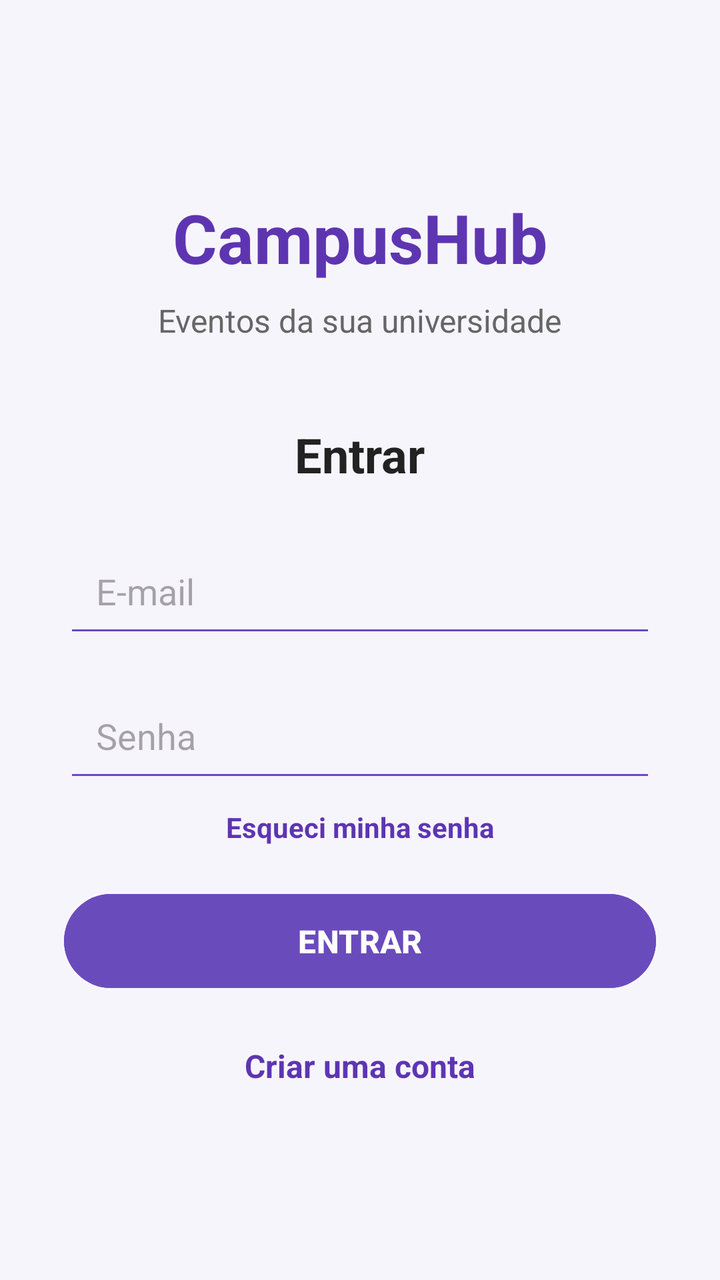
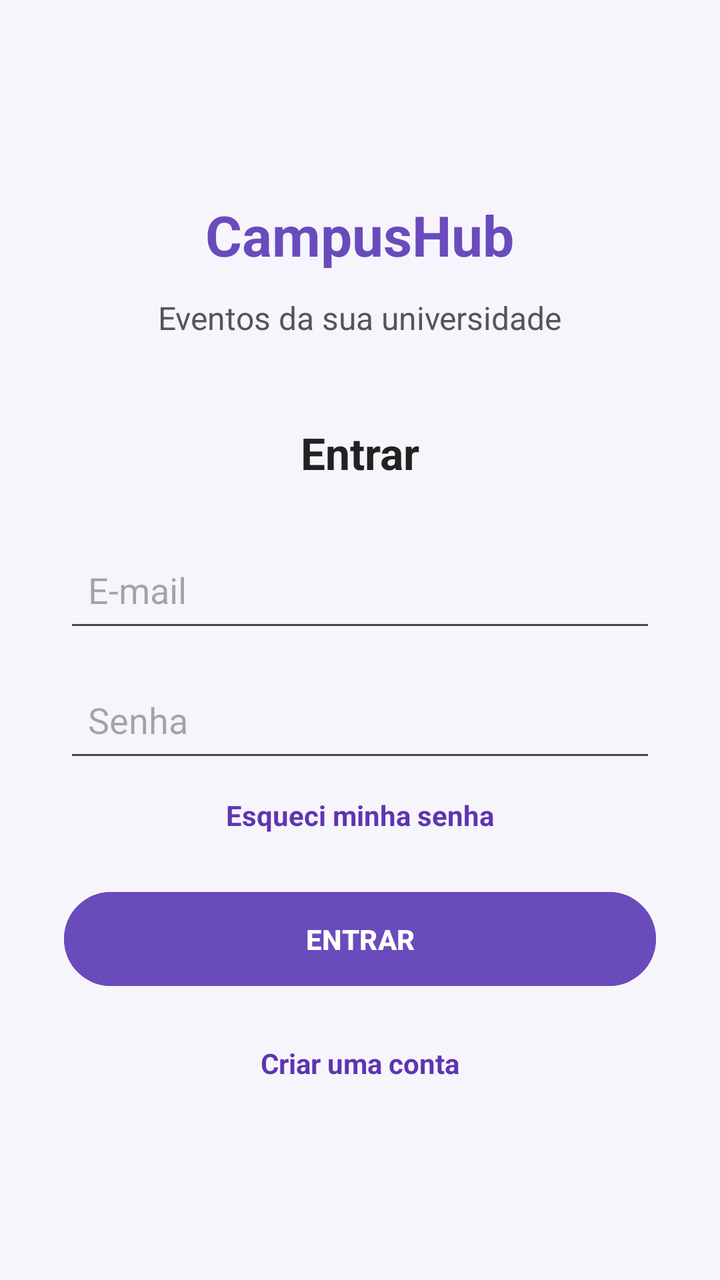

Screens rendered from an Android XML layout before and after an edit, with the pre-edit source and the edit as a unified diff.
<!-- AndroidManifest.xml: application theme Theme.LoginFirebase -->
<!-- res/layout/activity_main.xml -->
<?xml version="1.0" encoding="utf-8"?>
<LinearLayout xmlns:android="http://schemas.android.com/apk/res/android"
    android:layout_width="match_parent"
    android:layout_height="match_parent"
    android:orientation="vertical"
    android:gravity="center"
    android:padding="32dp"
    android:background="#F7F5FC">

    <TextView
        android:layout_width="wrap_content"
        android:layout_height="wrap_content"
        android:text="CampusHub"
        android:textSize="34sp"
        android:textStyle="bold"
        android:textColor="#5E35B1"
        android:layout_marginBottom="8dp" />

    <TextView
        android:layout_width="wrap_content"
        android:layout_height="wrap_content"
        android:text="Eventos da sua universidade"
        android:textSize="16sp"
        android:textColor="#666666"
        android:layout_marginBottom="40dp" />

    <TextView
        android:layout_width="wrap_content"
        android:layout_height="wrap_content"
        android:text="Entrar"
        android:textSize="24sp"
        android:textStyle="bold"
        android:textColor="#222222"
        android:layout_marginBottom="24dp" />

    <EditText
        android:id="@+id/edtEmail"
        android:layout_width="match_parent"
        android:layout_height="wrap_content"
        android:hint="E-mail"
        android:inputType="textEmailAddress"
        android:padding="16dp"
        android:backgroundTint="#6A4BBC"
        android:layout_marginBottom="16dp" />

    <EditText
        android:id="@+id/edtSenha"
        android:layout_width="match_parent"
        android:layout_height="wrap_content"
        android:hint="Senha"
        android:inputType="textPassword"
        android:padding="16dp"
        android:backgroundTint="#6A4BBC"
        android:layout_marginBottom="8dp" />

    <TextView
        android:id="@+id/txtEsqueciSenha"
        android:layout_width="wrap_content"
        android:layout_height="wrap_content"
        android:text="Esqueci minha senha"
        android:textSize="14sp"
        android:textStyle="bold"
        android:textColor="#5E35B1"
        android:layout_marginBottom="20dp"
        android:clickable="true"
        android:focusable="true" />

    <Button
        android:id="@+id/btnEntrar"
        android:layout_width="match_parent"
        android:layout_height="55dp"
        android:text="ENTRAR"
        android:textSize="16sp"
        android:textStyle="bold"
        android:textColor="#FFFFFF"
        android:backgroundTint="#6A4BBC" />

    <TextView
        android:id="@+id/txtCadastro"
        android:layout_width="wrap_content"
        android:layout_height="wrap_content"
        android:text="Criar uma conta"
        android:textSize="16sp"
        android:textStyle="bold"
        android:textColor="#5E35B1"
        android:layout_marginTop="24dp"
        android:clickable="true"
        android:focusable="true" />

</LinearLayout>
<!-- resources referenced by this layout -->
<resources>
  <style name="Theme.LoginFirebase" parent="Base.Theme.LoginFirebase" />
  <style name="Base.Theme.LoginFirebase" parent="Theme.Material3.DayNight.NoActionBar">
          
          
      </style>
</resources>

<!-- the commit's change to res/layout/activity_main.xml (unified diff, before → after) -->
@@ -3,88 +3,92 @@
     android:layout_width="match_parent"
     android:layout_height="match_parent"
     android:orientation="vertical"
-    android:gravity="center"
-    android:padding="32dp"
     android:background="#F7F5FC">
 
-    <TextView
-        android:layout_width="wrap_content"
-        android:layout_height="wrap_content"
-        android:text="CampusHub"
-        android:textSize="34sp"
-        android:textStyle="bold"
-        android:textColor="#5E35B1"
-        android:layout_marginBottom="8dp" />
+    <LinearLayout
+        android:layout_width="match_parent"
+        android:layout_height="match_parent"
+        android:orientation="vertical"
+        android:gravity="center"
+        android:paddingStart="32dp"
+        android:paddingEnd="32dp">
 
-    <TextView
-        android:layout_width="wrap_content"
-        android:layout_height="wrap_content"
-        android:text="Eventos da sua universidade"
-        android:textSize="16sp"
-        android:textColor="#666666"
-        android:layout_marginBottom="40dp" />
+        <TextView
+            android:layout_width="wrap_content"
+            android:layout_height="wrap_content"
+            android:text="CampusHub"
+            android:textColor="#6A4BBC"
+            android:textSize="28sp"
+            android:textStyle="bold" />
 
-    <TextView
-        android:layout_width="wrap_content"
-        android:layout_height="wrap_content"
-        android:text="Entrar"
-        android:textSize="24sp"
-        android:textStyle="bold"
-        android:textColor="#222222"
-        android:layout_marginBottom="24dp" />
+        <TextView
+            android:layout_width="wrap_content"
+            android:layout_height="wrap_content"
+            android:layout_marginTop="12dp"
+            android:text="Eventos da sua universidade"
+            android:textColor="#555555"
+            android:textSize="16sp" />
 
-    <EditText
-        android:id="@+id/edtEmail"
-        android:layout_width="match_parent"
-        android:layout_height="wrap_content"
-        android:hint="E-mail"
-        android:inputType="textEmailAddress"
-        android:padding="16dp"
-        android:backgroundTint="#6A4BBC"
-        android:layout_marginBottom="16dp" />
+        <TextView
+            android:layout_width="wrap_content"
+            android:layout_height="wrap_content"
+            android:layout_marginTop="42dp"
+            android:text="Entrar"
+            android:textColor="#222222"
+            android:textSize="22sp"
+            android:textStyle="bold" />
 
-    <EditText
-        android:id="@+id/edtSenha"
-        android:layout_width="match_parent"
-        android:layout_height="wrap_content"
-        android:hint="Senha"
-        android:inputType="textPassword"
-        android:padding="16dp"
-        android:backgroundTint="#6A4BBC"
-        android:layout_marginBottom="8dp" />
+        <EditText
+            android:id="@+id/edtEmail"
+            android:layout_width="match_parent"
+            android:layout_height="55dp"
+            android:layout_marginTop="25dp"
+            android:hint="E-mail"
+            android:inputType="textEmailAddress"
+            android:paddingStart="12dp"
+            android:paddingEnd="12dp" />
 
-    <TextView
-        android:id="@+id/txtEsqueciSenha"
-        android:layout_width="wrap_content"
-        android:layout_height="wrap_content"
-        android:text="Esqueci minha senha"
-        android:textSize="14sp"
-        android:textStyle="bold"
-        android:textColor="#5E35B1"
-        android:layout_marginBottom="20dp"
-        android:clickable="true"
-        android:focusable="true" />
+        <EditText
+            android:id="@+id/edtSenha"
+            android:layout_width="match_parent"
+            android:layout_height="55dp"
+            android:layout_marginTop="10dp"
+            android:hint="Senha"
+            android:inputType="textPassword"
+            android:paddingStart="12dp"
+            android:paddingEnd="12dp" />
 
-    <Button
-        android:id="@+id/btnEntrar"
-        android:layout_width="match_parent"
-        android:layout_height="55dp"
-        android:text="ENTRAR"
-        android:textSize="16sp"
-        android:textStyle="bold"
-        android:textColor="#FFFFFF"
-        android:backgroundTint="#6A4BBC" />
+        <TextView
+            android:id="@+id/txtEsqueci"
+            android:layout_width="wrap_content"
+            android:layout_height="wrap_content"
+            android:layout_marginTop="12dp"
+            android:text="Esqueci minha senha"
+            android:textColor="#5E35B1"
+            android:textSize="14sp"
+            android:textStyle="bold" />
 
-    <TextView
-        android:id="@+id/txtCadastro"
-        android:layout_width="wrap_content"
-        android:layout_height="wrap_content"
-        android:text="Criar uma conta"
-        android:textSize="16sp"
-        android:textStyle="bold"
-        android:textColor="#5E35B1"
-        android:layout_marginTop="24dp"
-        android:clickable="true"
-        android:focusable="true" />
+        <Button
+            android:id="@+id/btnEntrar"
+            android:layout_width="match_parent"
+            android:layout_height="55dp"
+            android:layout_marginTop="25dp"
+            android:text="ENTRAR"
+            android:textColor="#FFFFFF"
+            android:textSize="14sp"
+            android:textStyle="bold"
+            android:backgroundTint="#6A4BBC" />
+
+        <TextView
+            android:id="@+id/txtCadastro"
+            android:layout_width="wrap_content"
+            android:layout_height="wrap_content"
+            android:layout_marginTop="25dp"
+            android:text="Criar uma conta"
+            android:textColor="#5E35B1"
+            android:textSize="14sp"
+            android:textStyle="bold" />
+
+    </LinearLayout>
 
 </LinearLayout>
